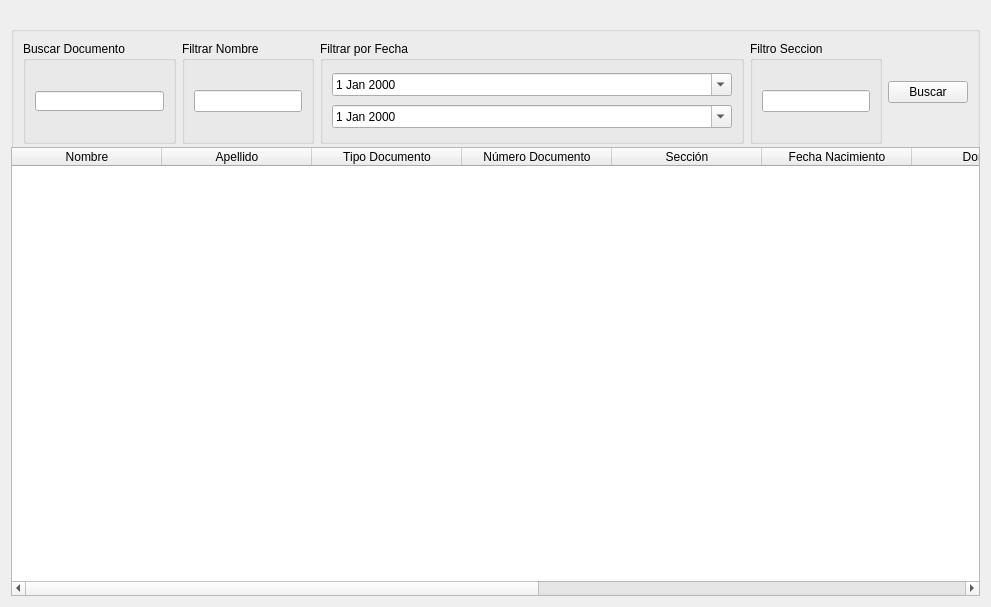
Qt form src/ui/WidgetListadoEmpleados.ui (guilleurrutia10/division-transporte) before a commit.
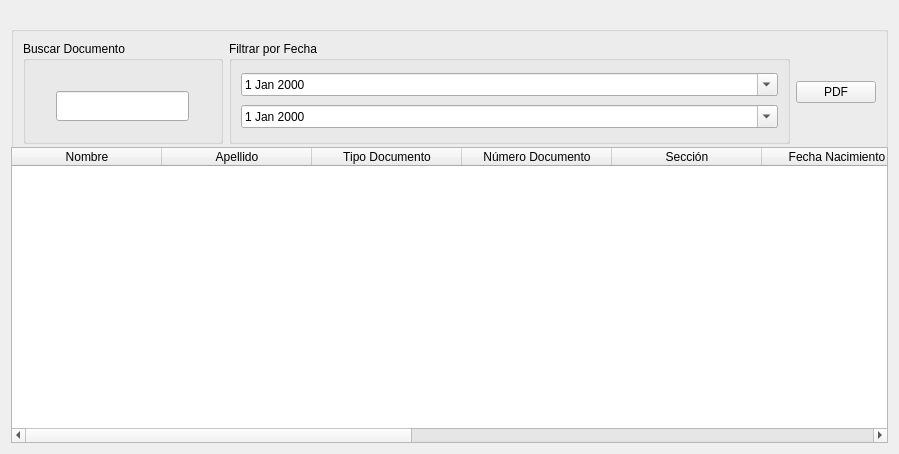
The same form after that commit.

Commit message: Cambios en graficos WidgeListadotEmpleados (se quitaron elementos, agregado pdf button), agregado filtro por fecha nacimiento y se muestran todos los datos posibles de los empleados. Alta personal guarda todos los datos ingresado ahora.

```diff
--- a/src/ui/WidgetListadoEmpleados.ui
+++ b/src/ui/WidgetListadoEmpleados.ui
@@ -6,8 +6,8 @@
    <rect>
     <x>0</x>
     <y>0</y>
-    <width>991</width>
-    <height>607</height>
+    <width>899</width>
+    <height>454</height>
    </rect>
   </property>
   <property name="minimumSize">
@@ -48,7 +48,7 @@
        <widget class="QGroupBox" name="groupBox_5">
         <property name="maximumSize">
          <size>
-          <width>153</width>
+          <width>200</width>
           <height>16777215</height>
          </size>
         </property>
@@ -64,6 +64,12 @@
              <verstretch>0</verstretch>
             </sizepolicy>
            </property>
+           <property name="minimumSize">
+            <size>
+             <width>0</width>
+             <height>30</height>
+            </size>
+           </property>
            <property name="maximumSize">
             <size>
              <width>133</width>
@@ -75,26 +81,14 @@
         </layout>
        </widget>
       </item>
-      <item>
-       <widget class="QGroupBox" name="groupBox_2">
-        <property name="sizePolicy">
-         <sizepolicy hsizetype="Maximum" vsizetype="Preferred">
-          <horstretch>0</horstretch>
-          <verstretch>0</verstretch>
-         </sizepolicy>
-        </property>
-        <property name="title">
-         <string>Filtrar Nombre</string>
-        </property>
-        <layout class="QHBoxLayout" name="horizontalLayout_2">
-         <item>
-          <widget class="QLineEdit" name="lineEditFiltroNombre"/>
-         </item>
-        </layout>
-       </widget>
-      </item>
       <item>
        <widget class="QGroupBox" name="groupBox_4">
+        <property name="sizePolicy">
+         <sizepolicy hsizetype="Expanding" vsizetype="Expanding">
+          <horstretch>0</horstretch>
+          <verstretch>0</verstretch>
+         </sizepolicy>
+        </property>
         <property name="title">
          <string>Filtrar por Fecha</string>
         </property>
@@ -117,25 +111,7 @@
        </widget>
       </item>
       <item>
-       <widget class="QGroupBox" name="groupBox_3">
-        <property name="sizePolicy">
-         <sizepolicy hsizetype="Maximum" vsizetype="Preferred">
-          <horstretch>0</horstretch>
-          <verstretch>0</verstretch>
-         </sizepolicy>
-        </property>
-        <property name="title">
-         <string>Filtro Seccion</string>
-        </property>
-        <layout class="QHBoxLayout" name="horizontalLayout_3">
-         <item>
-          <widget class="QLineEdit" name="lineEditFiltroSeccion"/>
-         </item>
-        </layout>
-       </widget>
-      </item>
-      <item>
-       <widget class="QPushButton" name="pushButtonBuscar">
+       <widget class="QPushButton" name="pushButtonToPDF">
         <property name="sizePolicy">
          <sizepolicy hsizetype="Maximum" vsizetype="Fixed">
           <horstretch>0</horstretch>
@@ -146,7 +122,7 @@
          <string>Buscar segun el criterio elegido</string>
         </property>
         <property name="text">
-         <string>Buscar</string>
+         <string>PDF</string>
         </property>
        </widget>
       </item>
```
The commit also changes 5 other files.
